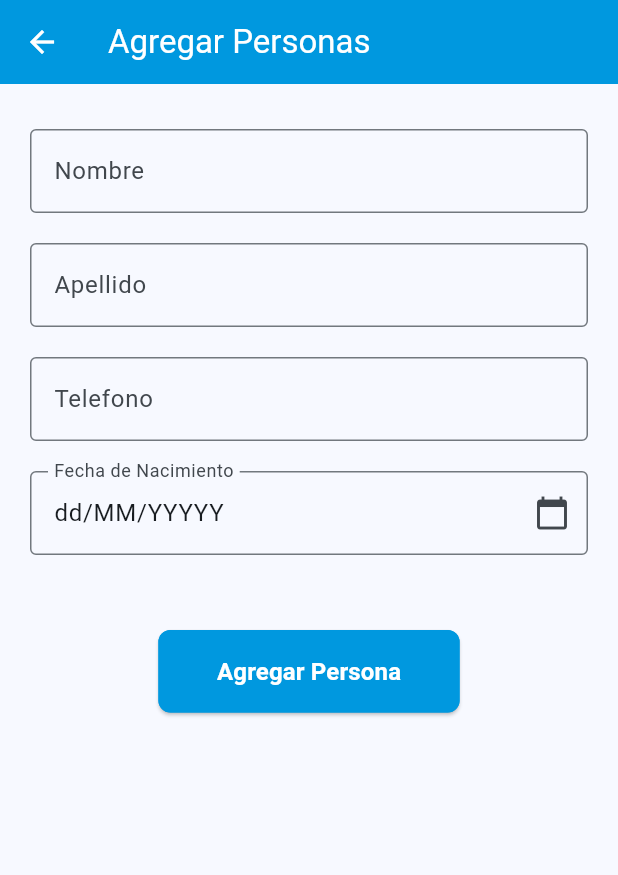
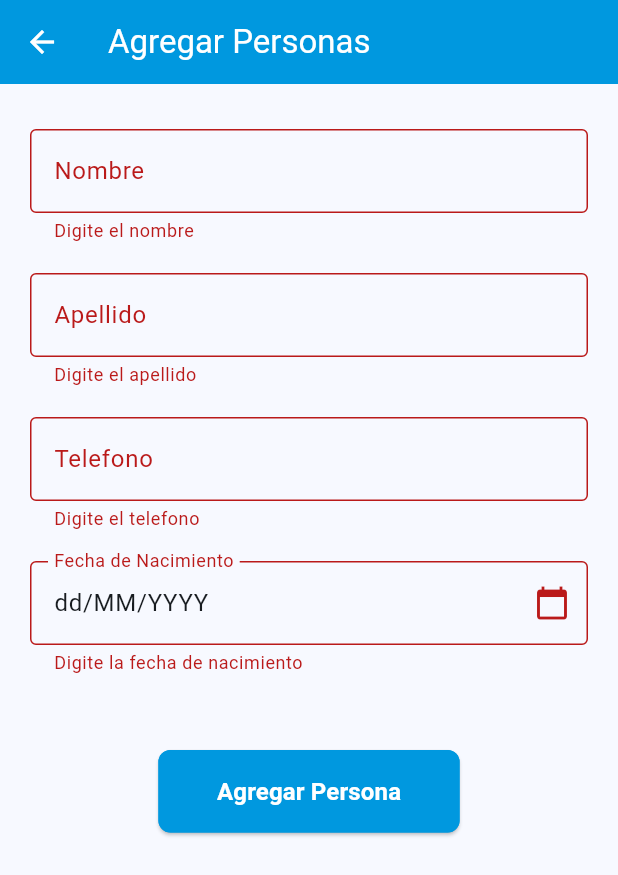
Before and after one commit to Raynor119/FlutterAPP, a Flutter app: the AgregarPersonas screen opened directly, after a tap on "Agregar Persona", on a phone screen of 412 x 824 dp. Shown: the top 875 px of the screen. Run offline on Flutter 3.47's test engine with Material 3 defaults, Android fonts, the phone set to English and light mode, and no system bars; our stand-ins replace adaptive_theme, sqflite; accounts and stored records are empty.

Commit message:
agregar personas hecho mvvm

```diff
--- /dev/null
+++ b/lib/infraestruture/ViewModel/ListaPersonaViewModel.dart
@@ -0,0 +1,11 @@
+import 'package:flutter/material.dart';
+import 'package:votacion/domain/BD/SQLt/DatabaseSQLt.dart';
+
+class PersonViewModel extends ChangeNotifier {
+
+  void addpersona(String nombre,String apellido,String telefono,String fecha) async {
+    DatabaseSQLt _databaseSQLt = DatabaseSQLt();
+    await _databaseSQLt.insertPersonas(nombre, apellido, telefono, fecha);
+    notifyListeners();
+  }
+}
--- a/lib/ui/Pages/AgregarPesonas.dart
+++ b/lib/ui/Pages/AgregarPesonas.dart
@@ -1,6 +1,8 @@
 import 'package:adaptive_theme/adaptive_theme.dart';
 import 'package:flutter/material.dart';
 import 'package:flutter/widgets.dart';
+import 'package:provider/provider.dart';
+import 'package:votacion/infraestruture/ViewModel/ListaPersonaViewModel.dart';
 import 'package:votacion/ui/Componentes/Colores.dart' as Colores;
 import 'package:votacion/ui/Componentes/EditText.dart';
 
@@ -8,6 +10,7 @@ late EditTextT nombret;
 late EditTextT apellidot;
 late EditTextNumberT telefonot;
 late EditTextFecha FechaN;
+
 
 class AgregarPersonas extends StatelessWidget {
   const AgregarPersonas({Key? key}) : super(key: key);
@@ -41,7 +44,7 @@ class _Page extends State<Page>{
     nombret = new EditTextT();
     apellidot = new EditTextT();
     telefonot = new EditTextNumberT();
-    FechaN = new EditTextFecha("dd/MM/YYYYY");
+    FechaN = new EditTextFecha("dd/MM/YYYY");
 
     FocusNode focusNodenombret = FocusNode();
     FocusNode focusNodeapellidot = FocusNode();
@@ -123,9 +126,34 @@ class _AG_Persona extends State<AG_Persona> {
   @override
   Widget build(BuildContext context) {
     bool _darktheme = AdaptiveTheme.of(context).mode == AdaptiveThemeMode.dark;
+    final personViewModel = Provider.of<PersonViewModel>(context);
     return ElevatedButton(
       onPressed: () {
-        print("Guardar");
+        if(nombret.getText().isEmpty){
+          nombret.setError(true, "Digite el nombre");
+        }
+        if(apellidot.getText().isEmpty){
+          apellidot.setError(true, "Digite el apellido");
+        }
+        if(telefonot.getText().isEmpty){
+          telefonot.setError(true, "Digite el telefono");
+        }
+        if(FechaN.getText()=="dd/MM/YYYY"){
+          FechaN.setError(true, "Digite la fecha de nacimiento");
+        }
+        if((!nombret.getError()) && (!apellidot.getError()) && (!telefonot.getError()) && (!FechaN.getError())){
+          personViewModel.addpersona(
+            nombret.getText(),
+            apellidot.getText(),
+            telefonot.getText(),
+            formatearFecha(FechaN.getText()),
+          );
+          nombret.setText("");
+          apellidot.setText("");
+          telefonot.setText("");
+          FechaN.setText("dd/MM/YYYY");
+          print("-----------------------------------------Guardado-----------------------------------");
+        }
       },
       style: ElevatedButton.styleFrom(
         backgroundColor: _darktheme
@@ -151,4 +179,11 @@ class _AG_Persona extends State<AG_Persona> {
       ),
     );
   }
+  String formatearFecha(String fecha) {
+    List<String> partes = fecha.split('/');
+    String dia = partes[0];
+    String mes = partes[1];
+    String anio = partes[2];
+    return '$anio-$mes-$dia';
+  }
 }
--- a/pubspec.yaml
+++ b/pubspec.yaml
@@ -39,6 +39,7 @@ dependencies:
   cupertino_icons: ^1.0.6
   adaptive_theme: ^3.5.0
   sqflite: ^2.0.0
+  provider: ^5.0.0
   path_provider: ^2.0.2
 
 dev_dependencies:
```
Also changed, not shown: lib/main.dart (+12 -1 lines), lib/ui/Componentes/EditText.dart (+15 -0 lines), pubspec.lock.
